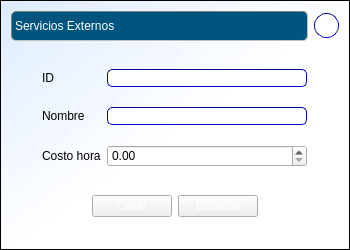
Old version of the form cosmec/formularioserexternos.ui in the repository Exxu/cosmec-si.
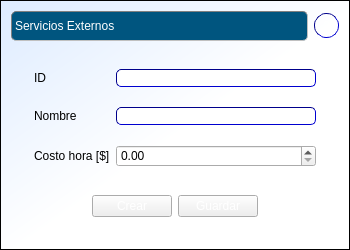
New version of the form.

Patch:
```diff
--- a/cosmec/formularioserexternos.ui
+++ b/cosmec/formularioserexternos.ui
@@ -174,7 +174,7 @@
        <item row="2" column="0">
         <widget class="QLabel" name="label_4">
          <property name="text">
-          <string>Costo hora</string>
+          <string>Costo hora [$]</string>
          </property>
         </widget>
        </item>
```
